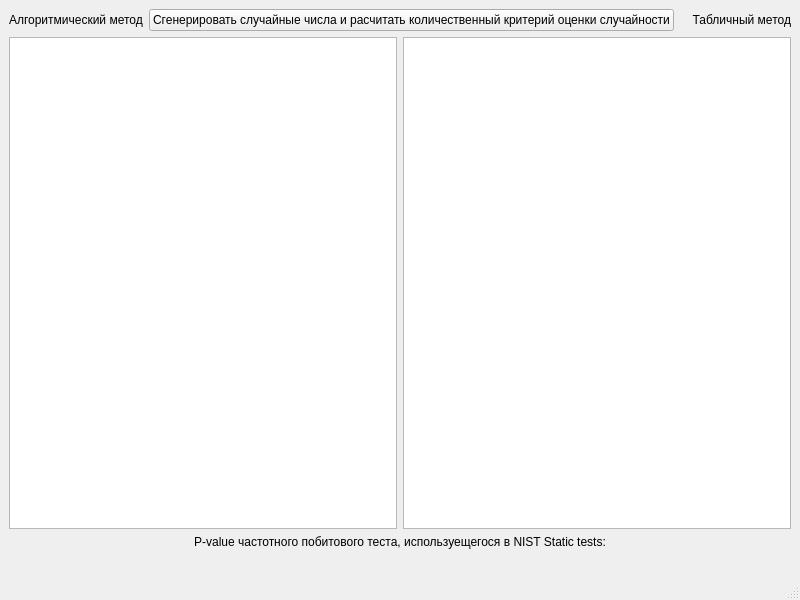
Before: the Qt Designer form lab3/src/ModelingLab03/mainwindow.ui in TheSawIsTheLaw/TrueModeling, drawn with Qt 5.
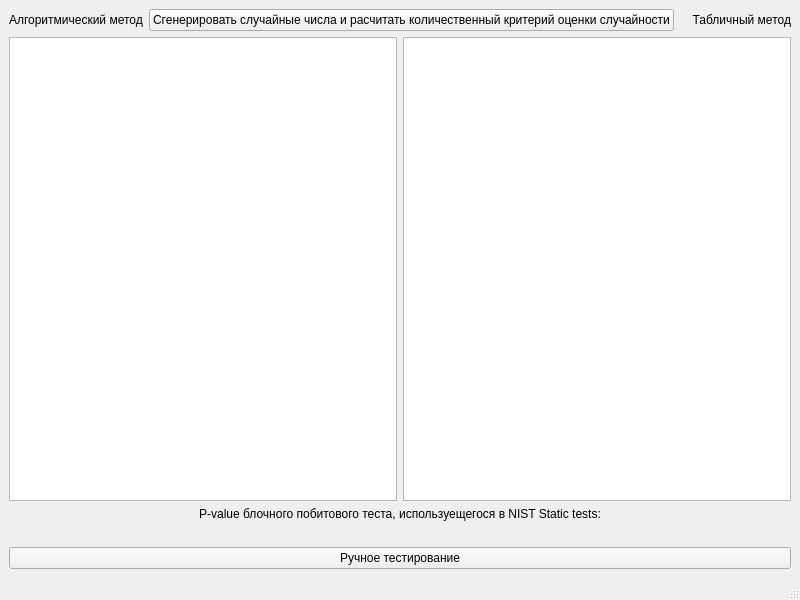
After: the same form once the commit is applied.

The edit to the form file:
```diff
--- a/lab3/src/ModelingLab03/mainwindow.ui
+++ b/lab3/src/ModelingLab03/mainwindow.ui
@@ -118,7 +118,7 @@
       <item row="2" column="0">
        <widget class="QLabel" name="label_5">
         <property name="text">
-         <string>P-value частотного побитового теста, используещегося в NIST Static tests:</string>
+         <string>P-value блочного побитового теста, используещегося в NIST Static tests:</string>
         </property>
         <property name="alignment">
          <set>Qt::AlignCenter</set>
@@ -127,6 +127,13 @@
       </item>
      </layout>
     </item>
+    <item row="1" column="0">
+     <widget class="QPushButton" name="handTestingButton">
+      <property name="text">
+       <string>Ручное тестирование</string>
+      </property>
+     </widget>
+    </item>
    </layout>
   </widget>
   <widget class="QMenuBar" name="menubar">
```
